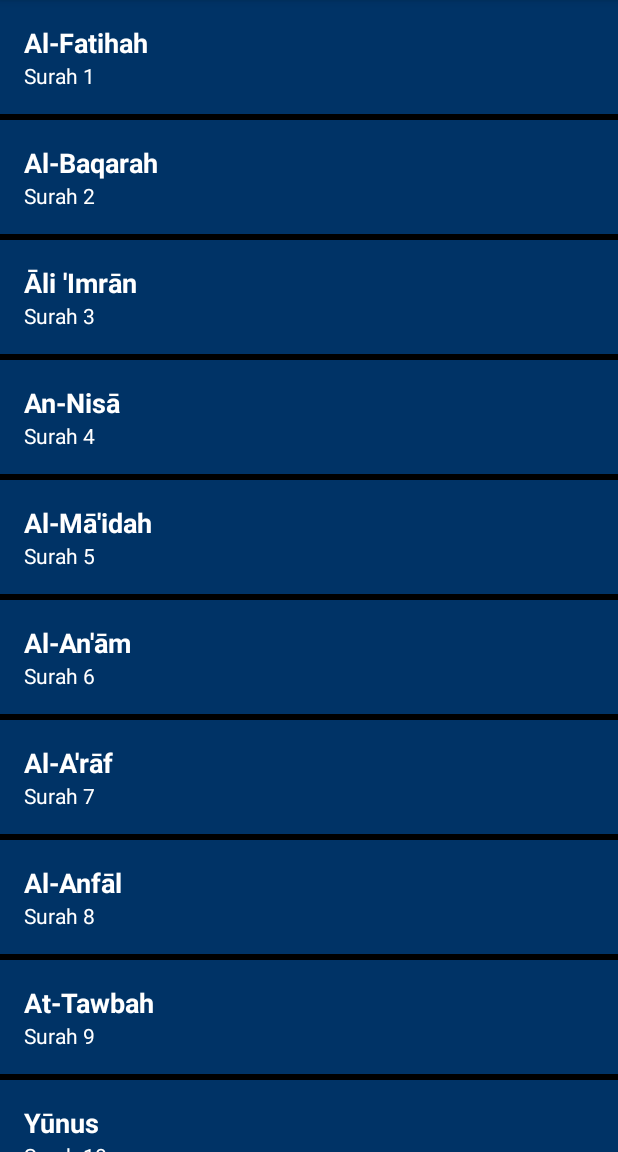
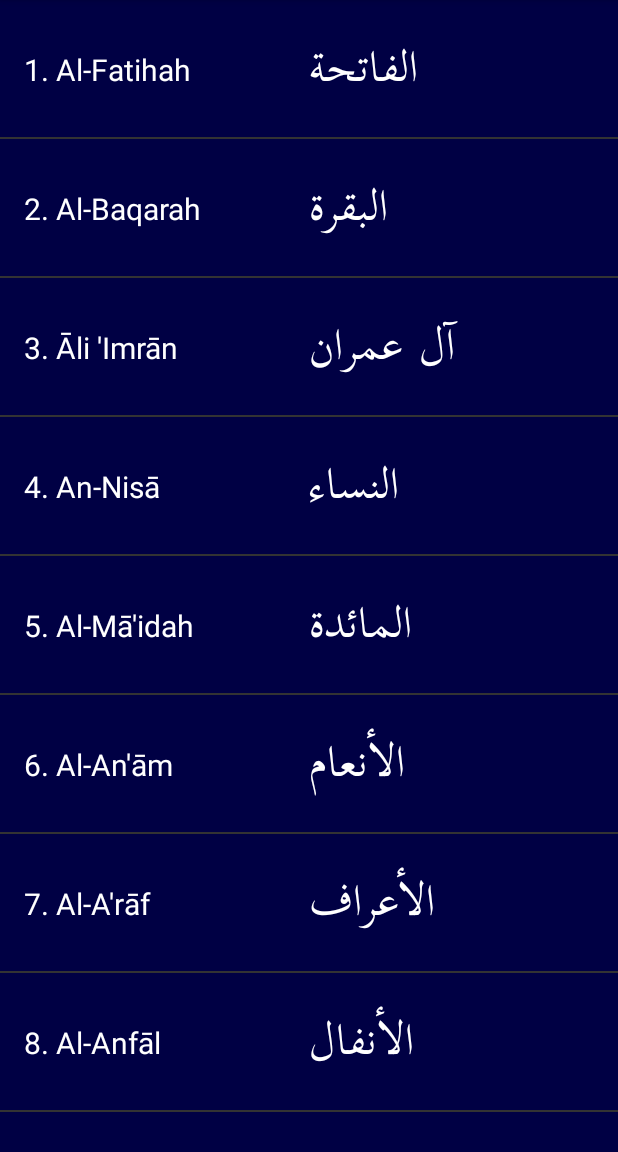
Before and after one commit to blueheron786/quran-habit, an Android app built with Jetpack Compose: the screen it shows after launch (MainActivity), on a phone screen of 412 x 824 dp, the part 84-1236 px from its top. Run offline under Robolectric (Android 15) with nearby library versions, the phone set to English and light mode, and no system bars.

Commit message:
Clicking displays first page; main page shows Arabic surah name too

```diff
--- a/app/src/main/java/com/quranhabit/ui/reader/QuranReaderFragment.kt
+++ b/app/src/main/java/com/quranhabit/ui/reader/QuranReaderFragment.kt
@@ -42,29 +42,35 @@ class QuranReaderFragment : Fragment() {
         val surahNumber = arguments?.getInt("surahNumber") ?: 1
 
         // Load and display the surah
-        displaySurah(surahNumber)
+        displayFirstPageOfSurah(surahNumber)
     }
 
-    private fun displaySurah(surahNumber: Int) {
-        val ayahs = getAyahsForSurah(surahNumber)
-        ayahs.forEach { ayah ->
+    private fun displayFirstPageOfSurah(surahNumber: Int) {
+        val firstPageAyahs = getFirstPageAyahsForSurah(surahNumber)
+        firstPageAyahs.forEach { ayah ->
             addAyahToContainer(ayah)
         }
     }
 
-    private fun getAyahsForSurah(surahNumber: Int): List<Ayah> {
-        val ranges = cachedPages
-            .flatten()
-            .flatten()
-            .filter { it.surah == surahNumber }
+    private fun getFirstPageAyahsForSurah(surahNumber: Int): List<Ayah> {
+        // Get all pages
+        val allPages = cachedPages.flatten()
+
+        // Find the first page that contains this surah
+        val firstPageWithSurah = allPages.firstOrNull { page ->
+            page.any { range -> range.surah == surahNumber }
+        } ?: return emptyList()
+
+        // Get all ranges for this surah in the first page
+        val surahRanges = firstPageWithSurah.filter { it.surah == surahNumber }
 
         val quranLines = loadTextFromRaw(R.raw.quran_uthmani).lines()
 
-        return ranges.flatMap { range ->
+        return surahRanges.flatMap { range ->
             (range.start..range.end).map { lineNumber ->
                 Ayah(
                     surahNumber = surahNumber,
-                    ayahNumber = lineNumber - ranges.first().start + 1,
+                    ayahNumber = lineNumber - getFirstLineNumberForSurah(surahNumber) + 1,
                     text = quranLines[lineNumber - 1]
                 )
             }
--- a/app/src/main/java/com/quranhabit/ui/surah/Surah.kt
+++ b/app/src/main/java/com/quranhabit/ui/surah/Surah.kt
@@ -1,3 +1,7 @@
 package com.quranhabit.ui.surah
 
-data class Surah(val number: Int, val name: String)
+data class Surah(
+    val number: Int,
+    val englishName: String,
+    val arabicName: String
+)
--- a/app/src/main/java/com/quranhabit/ui/surah/SurahAdapter.kt
+++ b/app/src/main/java/com/quranhabit/ui/surah/SurahAdapter.kt
@@ -1,5 +1,6 @@
 package com.quranhabit.ui.surah
 
+import android.graphics.Typeface
 import android.view.LayoutInflater
 import android.view.View
 import android.view.ViewGroup
@@ -7,29 +8,36 @@ import android.widget.TextView
 import androidx.recyclerview.widget.RecyclerView
 import com.quranhabit.R
 
-class SurahAdapter(private val surahList: List<Surah>, private val onSurahClick: (Surah) -> Unit) :
-    RecyclerView.Adapter<SurahAdapter.SurahViewHolder>() {
-
-    class SurahViewHolder(itemView: View) : RecyclerView.ViewHolder(itemView) {
-        val surahNameTextView: TextView = itemView.findViewById(R.id.surahNameTextView)
-        val surahNumberTextView: TextView = itemView.findViewById(R.id.surahNumberTextView)
-    }
+class SurahAdapter(
+    private val surahList: List<Surah>,
+    private val onItemClick: (Surah) -> Unit
+) : RecyclerView.Adapter<SurahAdapter.SurahViewHolder>() {
 
     override fun onCreateViewHolder(parent: ViewGroup, viewType: Int): SurahViewHolder {
-        val itemView = LayoutInflater.from(parent.context)
+        val view = LayoutInflater.from(parent.context)
             .inflate(R.layout.item_surah, parent, false)
-        return SurahViewHolder(itemView)
+        return SurahViewHolder(view)
     }
 
     override fun onBindViewHolder(holder: SurahViewHolder, position: Int) {
-        val currentSurah = surahList[position]
-        holder.surahNameTextView.text = currentSurah.name
-        holder.surahNumberTextView.text = "Surah ${currentSurah.number}"
-
-        holder.itemView.setOnClickListener {
-            onSurahClick(currentSurah)
-        }
+        val surah = surahList[position]
+        holder.bind(surah)
+        holder.itemView.setOnClickListener { onItemClick(surah) }
     }
 
     override fun getItemCount() = surahList.size
+
+    class SurahViewHolder(itemView: View) : RecyclerView.ViewHolder(itemView) {
+        private val englishNameTextView: TextView = itemView.findViewById(R.id.englishNameTextView)
+        private val arabicNameTextView: TextView = itemView.findViewById(R.id.arabicNameTextView)
+
+        fun bind(surah: Surah) {
+            englishNameTextView.text = "${surah.number}. ${surah.englishName}"
+            arabicNameTextView.text = surah.arabicName
+
+            // Load Arabic font if needed
+            val typeface = Typeface.createFromAsset(itemView.context.assets, "fonts/kitab.ttf")
+            arabicNameTextView.typeface = typeface
+        }
+    }
 }
--- a/app/src/main/java/com/quranhabit/ui/surah/SurahListFragment.kt
+++ b/app/src/main/java/com/quranhabit/ui/surah/SurahListFragment.kt
@@ -4,8 +4,10 @@ import android.os.Bundle
 import android.view.LayoutInflater
 import android.view.View
 import android.view.ViewGroup
+import androidx.core.content.ContextCompat
 import androidx.fragment.app.Fragment
 import androidx.navigation.fragment.findNavController
+import androidx.recyclerview.widget.DividerItemDecoration
 import androidx.recyclerview.widget.LinearLayoutManager
 import androidx.recyclerview.widget.RecyclerView
 import com.quranhabit.R
@@ -38,123 +40,129 @@ class SurahListFragment : Fragment() {
             )
         }
 
+        surahRecyclerView.addItemDecoration(
+            DividerItemDecoration(context, DividerItemDecoration.VERTICAL).apply {
+                setDrawable(ContextCompat.getDrawable(requireContext(), R.drawable.divider)!!)
+            }
+        )
+
         surahRecyclerView.adapter = surahAdapter
     }
 
     private fun getSurahList(): List<Surah> = listOf(
-        Surah(1, "Al-Fatihah"),
-        Surah(2, "Al-Baqarah"),
-        Surah(3, "Āli 'Imrān"),
-        Surah(4, "An-Nisā"),
-        Surah(5, "Al-Mā'idah"),
-        Surah(6, "Al-An'ām"),
-        Surah(7, "Al-A'rāf"),
-        Surah(8, "Al-Anfāl"),
-        Surah(9, "At-Tawbah"),
-        Surah(10, "Yūnus"),
-        Surah(11, "Hūd"),
-        Surah(12, "Yūsuf"),
-        Surah(13, "Ar-Ra'd"),
-        Surah(14, "Ibrāhīm"),
-        Surah(15, "Al-Hijr"),
-        Surah(16, "An-Nahl"),
-        Surah(17, "Al-Isrā"),
-        Surah(18, "Al-Kahf"),
-        Surah(19, "Maryam"),
-        Surah(20, "Tāhā"),
-        Surah(21, "Al-Anbiyā"),
-        Surah(22, "Al-Hajj"),
-        Surah(23, "Al-Mu'minūn"),
-        Surah(24, "An-Nūr"),
-        Surah(25, "Al-Furqān"),
-        Surah(26, "Ash-Shu'arā"),
-        Surah(27, "An-Naml"),
-        Surah(28, "Al-Qasas"),
-        Surah(29, "Al-'Ankabūt"),
-        Surah(30, "Ar-Rūm"),
-        Surah(31, "Luqmān"),
-        Surah(32, "As-Sajdah"),
-        Surah(33, "Al-Ahzāb"),
-        Surah(34, "Saba"),
-        Surah(35, "Fātir"),
-        Surah(36, "Yā-Sīn"),
-        Surah(37, "As-Sāffāt"),
-        Surah(38, "Sād"),
-        Surah(39, "Az-Zumar"),
-        Surah(40, "Ghāfir"),
-        Surah(41, "Fussilat"),
-        Surah(42, "Ash-Shūrā"),
-        Surah(43, "Az-Zukhruf"),
-        Surah(44, "Ad-Dukhān"),
-        Surah(45, "Al-Jāthiyah"),
-        Surah(46, "Al-Ahqāf"),
-        Surah(47, "Muhammad"),
-        Surah(48, "Al-Fath"),
-        Surah(49, "Al-Hujurāt"),
-        Surah(50, "Qāf"),
-        Surah(51, "Adh-Dhāriyāt"),
-        Surah(52, "At-Tūr"),
-        Surah(53, "An-Najm"),
-        Surah(54, "Al-Qamar"),
-        Surah(55, "Ar-Rahmān"),
-        Surah(56, "Al-Wāqi'ah"),
-        Surah(57, "Al-Hadīd"),
-        Surah(58, "Al-Mujādilah"),
-        Surah(59, "Al-Hashr"),
-        Surah(60, "Al-Mumtahanah"),
-        Surah(61, "As-Saff"),
-        Surah(62, "Al-Jumu'ah"),
-        Surah(63, "Al-Munāfiqūn"),
-        Surah(64, "At-Taghābun"),
-        Surah(65, "At-Talāq"),
-        Surah(66, "At-Tahrīm"),
-        Surah(67, "Al-Mulk"),
-        Surah(68, "Al-Qalam"),
-        Surah(69, "Al-Hāqqah"),
-        Surah(70, "Al-Ma'ārij"),
-        Surah(71, "Nūh"),
-        Surah(72, "Al-Jinn"),
-        Surah(73, "Al-Muzzammil"),
-        Surah(74, "Al-Muddaththir"),
-        Surah(75, "Al-Qiyāmah"),
-        Surah(76, "Al-Insān"),
-        Surah(77, "Al-Mursalāt"),
-        Surah(78, "An-Naba"),
-        Surah(79, "An-Nāzi'āt"),
-        Surah(80, "'Abasa"),
-        Surah(81, "At-Takwīr"),
-        Surah(82, "Al-Infitār"),
-        Surah(83, "Al-Mutaffifīn"),
-        Surah(84, "Al-Inshiqāq"),
-        Surah(85, "Al-Burūj"),
-        Surah(86, "At-Tāriq"),
-        Surah(87, "Al-A'lā"),
-        Surah(88, "Al-Ghāshiyah"),
-        Surah(89, "Al-Fajr"),
-        Surah(90, "Al-Balad"),
-        Surah(91, "Ash-Shams"),
-        Surah(92, "Al-Layl"),
-        Surah(93, "Ad-Duhā"),
-        Surah(94, "Ash-Sharh"),
-        Surah(95, "At-Tīn"),
-        Surah(96, "Al-'Alaq"),
-        Surah(97, "Al-Qadr"),
-        Surah(98, "Al-Bayyinah"),
-        Surah(99, "Az-Zalzalah"),
-        Surah(100, "Al-'Ādiyāt"),
-        Surah(101, "Al-Qāri'ah"),
-        Surah(102, "At-Takāthur"),
-        Surah(103, "Al-'Asr"),
-        Surah(104, "Al-Humazah"),
-        Surah(105, "Al-Fīl"),
-        Surah(106, "Quraysh"),
-        Surah(107, "Al-Mā'ūn"),
-        Surah(108, "Al-Kawthar"),
-        Surah(109, "Al-Kāfirūn"),
-        Surah(110, "An-Nasr"),
-        Surah(111, "Al-Masad"),
-        Surah(112, "Al-Ikhlās"),
-        Surah(113, "Al-Falaq"),
-        Surah(114, "An-Nās")
+        Surah(1, "Al-Fatihah", "الفاتحة"),
+        Surah(2, "Al-Baqarah", "البقرة"),
+        Surah(3, "Āli 'Imrān", "آل عمران"),
+        Surah(4, "An-Nisā", "النساء"),
+        Surah(5, "Al-Mā'idah", "المائدة"),
+        Surah(6, "Al-An'ām", "الأنعام"),
+        Surah(7, "Al-A'rāf", "الأعراف"),
+        Surah(8, "Al-Anfāl", "الأنفال"),
+        Surah(9, "At-Tawbah", "التوبة"),
+        Surah(10, "Yūnus", "يونس"),
+        Surah(11, "Hūd", "هود"),
+        Surah(12, "Yūsuf", "يوسف"),
+        Surah(13, "Ar-Ra'd", "الرعد"),
+        Surah(14, "Ibrāhīm", "إبراهيم"),
+        Surah(15, "Al-Hijr", "الحجر"),
+        Surah(16, "An-Nahl", "النحل"),
+        Surah(17, "Al-Isrā", "الإسراء"),
+        Surah(18, "Al-Kahf", "الكهف"),
+        Surah(19, "Maryam", "مريم"),
+        Surah(20, "Tāhā", "طه"),
+        Surah(21, "Al-Anbiyā", "الأنبياء"),
+        Surah(22, "Al-Hajj", "الحج"),
+        Surah(23, "Al-Mu'minūn", "المؤمنون"),
+        Surah(24, "An-Nūr", "النور"),
+        Surah(25, "Al-Furqān", "الفرقان"),
+        Surah(26, "Ash-Shu'arā", "الشعراء"),
+        Surah(27, "An-Naml", "النمل"),
+        Surah(28, "Al-Qasas", "القصص"),
+        Surah(29, "Al-'Ankabūt", "العنكبوت"),
+        Surah(30, "Ar-Rūm", "الروم"),
+        Surah(31, "Luqmān", "لقمان"),
+        Surah(32, "As-Sajdah", "السجدة"),
+        Surah(33, "Al-Ahzāb", "الأحزاب"),
+        Surah(34, "Saba", "سبأ"),
+        Surah(35, "Fātir", "فاطر"),
+        Surah(36, "Yā-Sīn", "يس"),
+        Surah(37, "As-Sāffāt", "الصافات"),
+        Surah(38, "Sād", "ص"),
+        Surah(39, "Az-Zumar", "الزمر"),
+        Surah(40, "Ghāfir", "غافر"),
+        Surah(41, "Fussilat", "فصلت"),
+        Surah(42, "Ash-Shūrā", "الشورى"),
+        Surah(43, "Az-Zukhruf", "الزخرف"),
+        Surah(44, "Ad-Dukhān", "الدخان"),
+        Surah(45, "Al-Jāthiyah", "الجاثية"),
+        Surah(46, "Al-Ahqāf", "الأحقاف"),
+        Surah(47, "Muhammad", "محمد"),
+        Surah(48, "Al-Fath", "الفتح"),
+        Surah(49, "Al-Hujurāt", "الحجرات"),
+        Surah(50, "Qāf", "ق"),
+        Surah(51, "Adh-Dhāriyāt", "الذاريات"),
+        Surah(52, "At-Tūr", "الطور"),
+        Surah(53, "An-Najm", "النجم"),
+        Surah(54, "Al-Qamar", "القمر"),
+        Surah(55, "Ar-Rahmān", "الرحمن"),
+        Surah(56, "Al-Wāqi'ah", "الواقعة"),
+        Surah(57, "Al-Hadīd", "الحديد"),
+        Surah(58, "Al-Mujādilah", "المجادلة"),
+        Surah(59, "Al-Hashr", "الحشر"),
+        Surah(60, "Al-Mumtahanah", "الممتحنة"),
+        Surah(61, "As-Saff", "الصف"),
+        Surah(62, "Al-Jumu'ah", "الجمعة"),
+        Surah(63, "Al-Munāfiqūn", "المنافقون"),
+        Surah(64, "At-Taghābun", "التغابن"),
+        Surah(65, "At-Talāq", "الطلاق"),
+        Surah(66, "At-Tahrīm", "التحريم"),
+        Surah(67, "Al-Mulk", "الملك"),
+        Surah(68, "Al-Qalam", "القلم"),
+        Surah(69, "Al-Hāqqah", "الحاقة"),
+        Surah(70, "Al-Ma'ārij", "المعارج"),
+        Surah(71, "Nūh", "نوح"),
+        Surah(72, "Al-Jinn", "الجن"),
+        Surah(73, "Al-Muzzammil", "المزمل"),
+        Surah(74, "Al-Muddaththir", "المدثر"),
+        Surah(75, "Al-Qiyāmah", "القيامة"),
+        Surah(76, "Al-Insān", "الإنسان"),
+        Surah(77, "Al-Mursalāt", "المرسلات"),
+        Surah(78, "An-Naba", "النبأ"),
+        Surah(79, "An-Nāzi'āt", "النازعات"),
+        Surah(80, "'Abasa", "عبس"),
+        Surah(81, "At-Takwīr", "التكوير"),
+        Surah(82, "Al-Infitār", "الانفطار"),
+        Surah(83, "Al-Mutaffifīn", "المطففين"),
+        Surah(84, "Al-Inshiqāq", "الانشقاق"),
+        Surah(85, "Al-Burūj", "البروج"),
+        Surah(86, "At-Tāriq", "الطارق"),
+        Surah(87, "Al-A'lā", "الأعلى"),
+        Surah(88, "Al-Ghāshiyah", "الغاشية"),
+        Surah(89, "Al-Fajr", "الفجر"),
+        Surah(90, "Al-Balad", "البلد"),
+        Surah(91, "Ash-Shams", "الشمس"),
+        Surah(92, "Al-Layl", "الليل"),
+        Surah(93, "Ad-Duhā", "الضحى"),
+        Surah(94, "Ash-Sharh", "الشرح"),
+        Surah(95, "At-Tīn", "التين"),
+        Surah(96, "Al-'Alaq", "العلق"),
+        Surah(97, "Al-Qadr", "القدر"),
+        Surah(98, "Al-Bayyinah", "البينة"),
+        Surah(99, "Az-Zalzalah", "الزلزلة"),
+        Surah(100, "Al-'Ādiyāt", "العاديات"),
+        Surah(101, "Al-Qāri'ah", "القارعة"),
+        Surah(102, "At-Takāthur", "التكاثر"),
+        Surah(103, "Al-'Asr", "العصر"),
+        Surah(104, "Al-Humazah", "الهمزة"),
+        Surah(105, "Al-Fīl", "الفيل"),
+        Surah(106, "Quraysh", "قريش"),
+        Surah(107, "Al-Mā'ūn", "الماعون"),
+        Surah(108, "Al-Kawthar", "الكوثر"),
+        Surah(109, "Al-Kāfirūn", "الكافرون"),
+        Surah(110, "An-Nasr", "النصر"),
+        Surah(111, "Al-Masad", "المسد"),
+        Surah(112, "Al-Ikhlās", "الإخلاص"),
+        Surah(113, "Al-Falaq", "الفلق"),
+        Surah(114, "An-Nās", "الناس")
     )
 }
--- /dev/null
+++ b/app/src/main/res/drawable/divider.xml
@@ -0,0 +1,5 @@
+<?xml version="1.0" encoding="utf-8"?>
+<shape xmlns:android="http://schemas.android.com/apk/res/android">
+    <size android:height="1dp" />
+    <solid android:color="#333" />
+</shape>
--- a/app/src/main/res/layout/item_surah.xml
+++ b/app/src/main/res/layout/item_surah.xml
@@ -1,26 +1,32 @@
 <?xml version="1.0" encoding="utf-8"?>
 <LinearLayout xmlns:android="http://schemas.android.com/apk/res/android"
+    xmlns:tools="http://schemas.android.com/tools"
     android:layout_width="match_parent"
     android:layout_height="wrap_content"
-    android:orientation="vertical"
-    android:background="@color/primary_dark"
-    android:layout_marginBottom="4dp"
-    android:paddingBottom="12dp"
-    android:padding="16dp">
+    android:orientation="horizontal"
+    android:padding="16dp"
+    android:background="@color/ayah_background">
 
+    <!-- English Name (Left) -->
     <TextView
-        android:id="@+id/surahNameTextView"
-        android:layout_width="wrap_content"
+        android:id="@+id/englishNameTextView"
+        android:layout_width="0dp"
         android:layout_height="wrap_content"
-        android:textSize="18sp"
-        android:textStyle="bold"
-        android:textColor="@android:color/white" />
+        android:layout_weight="1"
+        android:textSize="20sp"
+        android:textColor="@color/text_primary"
+        tools:text="Al-Fatihah" />
 
+    <!-- Arabic Name (Right) -->
     <TextView
-        android:id="@+id/surahNumberTextView"
-        android:layout_width="wrap_content"
+        android:id="@+id/arabicNameTextView"
+        android:layout_width="0dp"
         android:layout_height="wrap_content"
-        android:textSize="14sp"
-        android:textColor="@android:color/white" />
+        android:layout_weight="1"
+        android:textSize="32sp"
+        android:textColor="@color/text_primary"
+        android:textDirection="rtl"
+        android:gravity="end"
+        tools:text="الفاتحة" />
 
 </LinearLayout>
```
